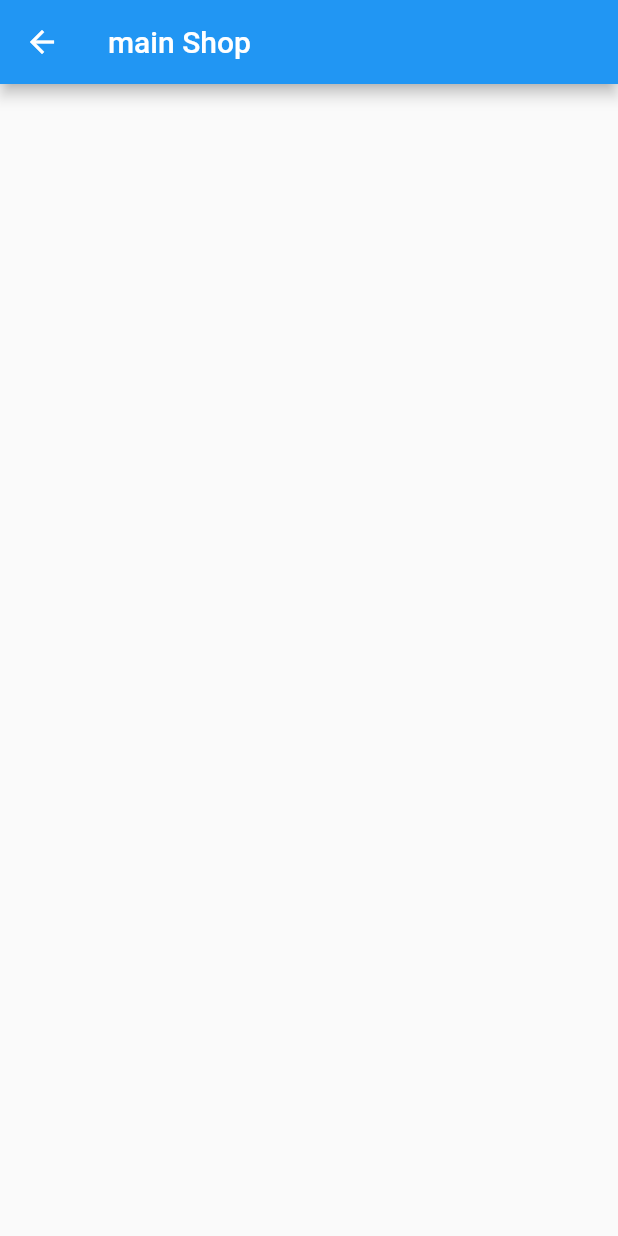
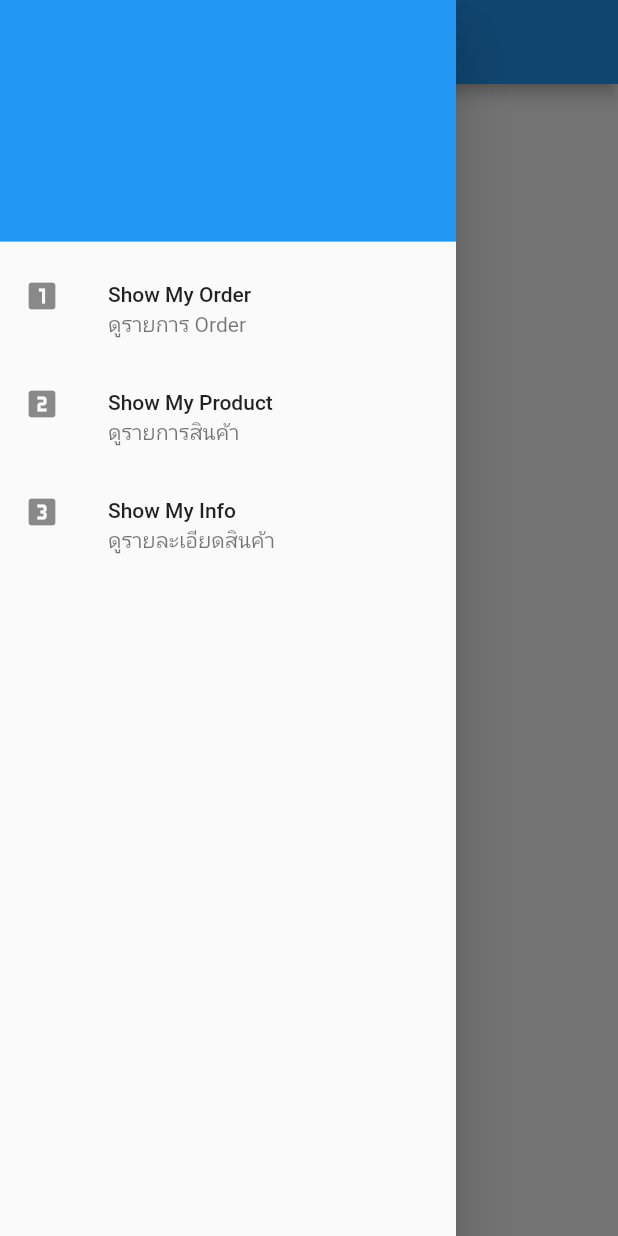
Before and after one commit to mjirasak/mjeerci, a Flutter app: the Mainshop screen opened directly, with the side drawer open (before the commit the screen has no drawer), on a phone screen of 412 x 824 dp. Run offline on Flutter 3.47's test engine with Material 2 defaults, Android fonts, the phone set to English and light mode, and no system bars; our stand-ins replace dio.

Commit message:
ShopFinish

```diff
--- a/lib/pages/authen.dart
+++ b/lib/pages/authen.dart
@@ -51,6 +51,7 @@ class _AuthenState extends State<Authen> {
             print('login ');
             normalDialog(context, 'กรุณากรอก ทุกช่อง');
           } else {
+            print('Logon : $user');
             checkAuthen();
           }
         },
--- a/lib/pages/mainshop.dart
+++ b/lib/pages/mainshop.dart
@@ -9,9 +9,50 @@ class _MainshopState extends State<Mainshop> {
   @override
   Widget build(BuildContext context) {
     return Scaffold(
+      drawer: showDrawer(),
       appBar: AppBar(
-        title: Text('main Shop'),
+        title: Text('Wellcom Shop'),
       ),
     );
   }
+
+  Drawer showDrawer() {
+    return Drawer(
+      child: Column(
+        children: <Widget>[
+          UserAccountsDrawerHeader(accountName: null, accountEmail: null),
+          menuMyOrder(),
+          menuMyProduct(),
+          menuMyInfomation(),
+        ],
+      ),
+    );
+  }
+
+  ListTile menuMyOrder() => ListTile(
+        leading: Icon(Icons.looks_one),
+        title: Text('Show My Order'),
+        subtitle: Text('ดูรายการ Order'),
+        onTap: () {
+          Navigator.pop(context);
+        },
+      );
+
+  ListTile menuMyProduct() => ListTile(
+        leading: Icon(Icons.looks_two),
+        title: Text('Show My Product'),
+        subtitle: Text('ดูรายการสินค้า'),
+        onTap: () {
+          Navigator.pop(context);
+        },
+      );
+
+  ListTile menuMyInfomation() => ListTile(
+        leading: Icon(Icons.looks_3),
+        title: Text('Show My Info'),
+        subtitle: Text('ดูรายละเอียดสินค้า'),
+        onTap: () {
+          Navigator.pop(context);
+        },
+      );
 }
```
